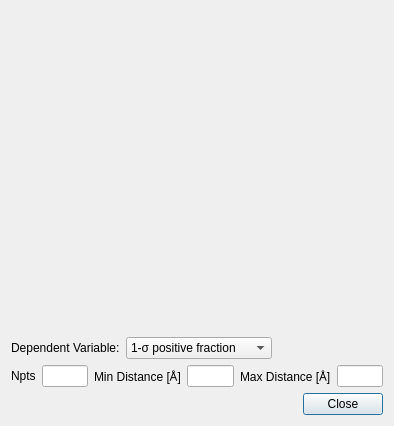
Qt form src/sas/qtgui/Perspectives/Inversion/UI/DMaxExplorer.ui (SasView/sasview) before a commit.
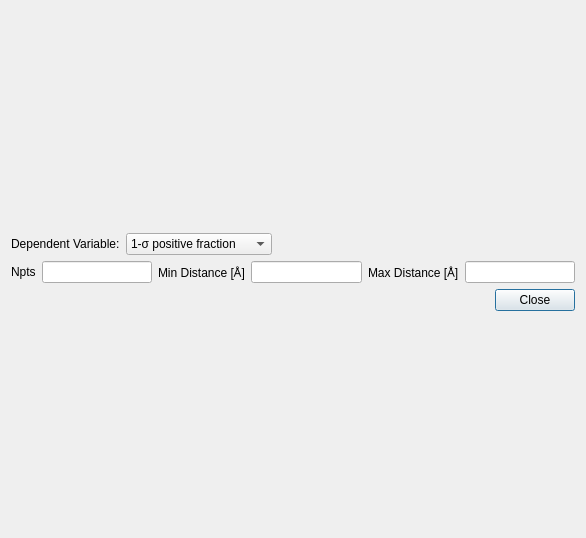
The same form after that commit.

Commit message: Fixed plot ratio

```diff
--- a/src/sas/qtgui/Perspectives/Inversion/UI/DMaxExplorer.ui
+++ b/src/sas/qtgui/Perspectives/Inversion/UI/DMaxExplorer.ui
@@ -6,8 +6,8 @@
    <rect>
     <x>0</x>
     <y>0</y>
-    <width>394</width>
-    <height>426</height>
+    <width>586</width>
+    <height>538</height>
    </rect>
   </property>
   <property name="windowTitle">
@@ -21,12 +21,6 @@
        <property name="orientation">
         <enum>Qt::Vertical</enum>
        </property>
-       <property name="sizeHint" stdset="0">
-        <size>
-         <width>20</width>
-         <height>305</height>
-        </size>
-       </property>
       </spacer>
      </item>
      <item>
```
